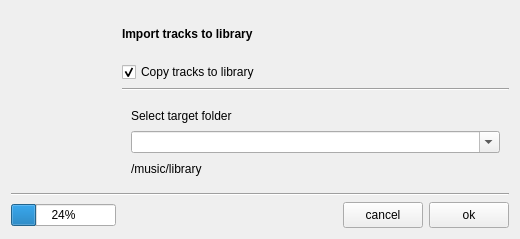
Old version of the form branches/sayonara-492/GUI/library/ImportFolderDialog/GUI_ImportFolder.ui in the repository shahid334/sayonara-player.
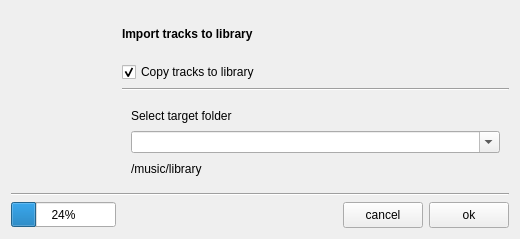
New version of the form.

What changed in the file:
```diff
--- a/branches/sayonara-492/GUI/library/ImportFolderDialog/GUI_ImportFolder.ui
+++ b/branches/sayonara-492/GUI/library/ImportFolderDialog/GUI_ImportFolder.ui
@@ -125,6 +125,12 @@
        <height>0</height>
       </size>
      </property>
+     <property name="maximumSize">
+      <size>
+       <width>16777215</width>
+       <height>25</height>
+      </size>
+     </property>
      <property name="value">
       <number>24</number>
      </property>
```
Left out of the diff: 12 changed lines with no effect on the pictures.
